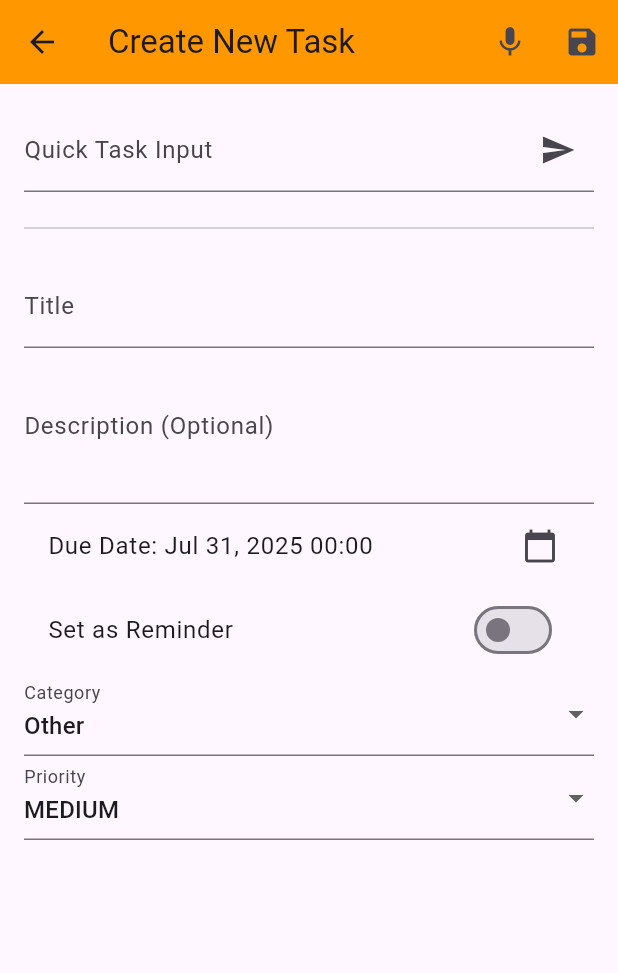
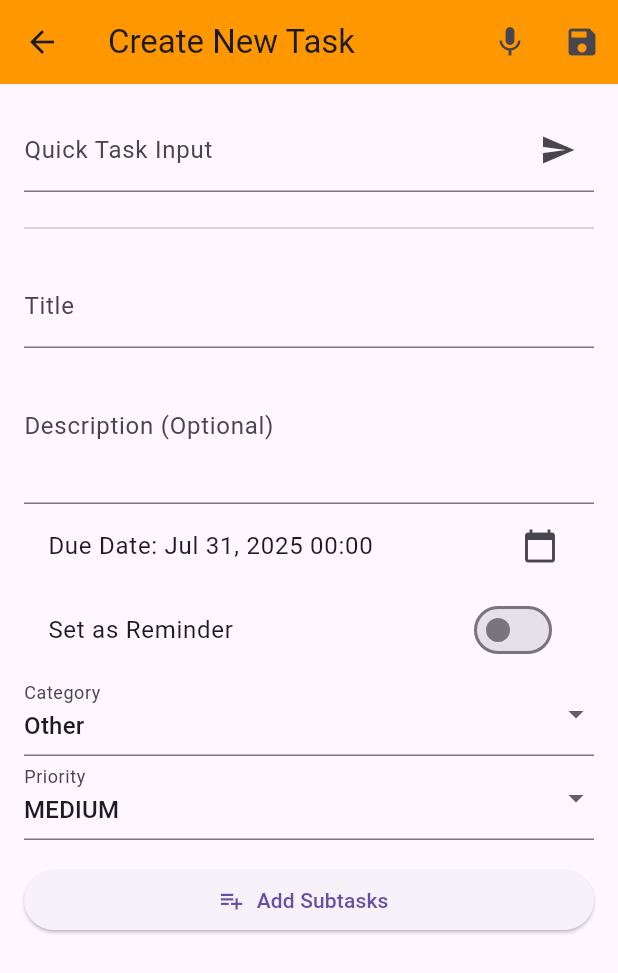
Before and after one commit to uzairhassan375/Ai-Assistant, a Flutter app: the CreateTaskScreen screen opened directly, on a phone screen of 412 x 824 dp. Shown: the top 973 px of the screen. Run offline on Flutter 3.47's test engine with Material 3 defaults, Android fonts, the light colour scheme and no system bars; our stand-ins replace cloud_firestore, firebase_auth, firebase_core, flutter_dotenv, flutter_local_notifications, google_sign_in and 5 more; accounts and stored records are empty.

Commit message:
Final version with Ai fetures

```diff
--- a/lib/main.dart
+++ b/lib/main.dart
@@ -7,9 +7,11 @@ import 'package:flutter/material.dart';
 import 'package:aiassistant1/services/notification_service.dart';
 import 'package:aiassistant1/services/settings_service.dart';
 import 'package:provider/provider.dart';
+import 'package:flutter_dotenv/flutter_dotenv.dart';
 
 void main() async {
   WidgetsFlutterBinding.ensureInitialized();
+  await dotenv.load(fileName: ".env");
   await Firebase.initializeApp(options: DefaultFirebaseOptions.currentPlatform);
   await NotificationService().init();
   runApp(
--- /dev/null
+++ b/lib/models/subtask.dart
@@ -0,0 +1,27 @@
+class Subtask {
+  final String title;
+  final String description;
+  final DateTime deadline;
+
+  Subtask({
+    required this.title,
+    required this.description,
+    required this.deadline,
+  });
+
+  Map<String, dynamic> toMap() {
+    return {
+      'title': title,
+      'description': description,
+      'deadline': deadline.toIso8601String(),
+    };
+  }
+
+  factory Subtask.fromMap(Map<String, dynamic> map) {
+    return Subtask(
+      title: map['title'] ?? '',
+      description: map['description'] ?? '',
+      deadline: DateTime.parse(map['deadline']),
+    );
+  }
+}
--- a/lib/models/task.dart
+++ b/lib/models/task.dart
@@ -1,4 +1,5 @@
 import 'package:cloud_firestore/cloud_firestore.dart';
+import 'subtask.dart';
 
 enum TaskPriority { low, medium, high, urgent }
 
@@ -13,6 +14,7 @@ class Task {
   final TaskPriority priority;
   final bool isArchived;
   final bool isReminder;
+  final List<Subtask> subtasks;
 
   Task({
     this.id,
@@ -25,9 +27,9 @@ class Task {
     this.priority = TaskPriority.medium,
     this.isArchived = false,
     this.isReminder = false,
+    this.subtasks = const [], // default to empty list
   });
 
-  // Convert Task to Map
   Map<String, dynamic> toMap() {
     return {
       'title': title,
@@ -39,10 +41,10 @@ class Task {
       'priority': priority.toString().split('.').last,
       'isArchived': isArchived,
       'isReminder': isReminder,
+      'subtasks': subtasks.map((s) => s.toMap()).toList(),
     };
   }
 
-  // Create Task from Map
   factory Task.fromMap(String id, Map<String, dynamic> map) {
     return Task(
       id: id,
@@ -58,10 +60,13 @@ class Task {
       ),
       isArchived: map['isArchived'] ?? false,
       isReminder: map['isReminder'] ?? false,
+      subtasks: (map['subtasks'] as List<dynamic>?)
+              ?.map((s) => Subtask.fromMap(Map<String, dynamic>.from(s)))
+              .toList() ??
+          [],
     );
   }
 
-  // Create a copy of Task with some fields updated
   Task copyWith({
     String? id,
     String? title,
@@ -73,6 +78,7 @@ class Task {
     TaskPriority? priority,
     bool? isArchived,
     bool? isReminder,
+    List<Subtask>? subtasks,
   }) {
     return Task(
       id: id ?? this.id,
@@ -85,6 +91,7 @@ class Task {
       priority: priority ?? this.priority,
       isArchived: isArchived ?? this.isArchived,
       isReminder: isReminder ?? this.isReminder,
+      subtasks: subtasks ?? this.subtasks,
     );
   }
 }
--- a/lib/screens/create_task_screen.dart
+++ b/lib/screens/create_task_screen.dart
@@ -1,3 +1,4 @@
+import 'package:aiassistant1/screens/subtask_screen.dart';
 import 'package:flutter/material.dart';
 import 'package:aiassistant1/models/task.dart';
 import 'package:aiassistant1/services/task_services.dart';
@@ -9,6 +10,8 @@ import 'dart:convert';
 import 'package:intl/intl.dart';
 import 'package:aiassistant1/services/notification_service.dart';
 import 'package:permission_handler/permission_handler.dart';
+import 'package:aiassistant1/models/subtask.dart';
+import 'package:flutter_dotenv/flutter_dotenv.dart';
 
 class CreateTaskScreen extends StatefulWidget {
   final Task? task;
@@ -24,6 +27,7 @@ class _CreateTaskScreenState extends State<CreateTaskScreen> {
   final _titleController = TextEditingController();
   final _descriptionController = TextEditingController();
   final _quickInputController = TextEditingController();
+  List<Subtask> _subtasks = [];
   late DateTime _dueDate;
   bool _isLoading = false;
   String _selectedCategory = 'other';
@@ -53,12 +57,14 @@ class _CreateTaskScreenState extends State<CreateTaskScreen> {
   void initState() {
     super.initState();
     if (widget.task != null) {
+
       _titleController.text = widget.task!.title;
       _descriptionController.text = widget.task!.description ?? '';
       _dueDate = widget.task!.dueDate;
       _selectedCategory = widget.task!.category;
       _selectedPriority = widget.task!.priority;
       _isReminder = widget.task!.isReminder;
+      _subtasks = List.from(widget.task!.subtasks); // Initialize with existing subtasks
       _updateAppBarColor();
     } else {
       _dueDate =
@@ -128,7 +134,22 @@ class _CreateTaskScreenState extends State<CreateTaskScreen> {
   }
 
   Future<void> _getGeminiResponse(String userSpeech) async {
-    const apiKey = 'AIzaSyA8FhBX1VI_Z-1AwOlt_UgsBu1j_Sv9pj4';
+    final apiKey = dotenv.env['GEMINI_API_KEY'];
+    if (apiKey == null || apiKey.isEmpty) {
+      setState(() {
+        _isProcessing = false;
+      });
+      if (mounted) {
+        ScaffoldMessenger.of(context).showSnackBar(
+          const SnackBar(
+            content: Text('Error: API key not found. Please check your .env file.'),
+            backgroundColor: Colors.red,
+          ),
+        );
+      }
+      return;
+    }
+
     const modelName = 'models/gemini-2.0-flash'; // or 'models/gemini-pro'
 
 final url = Uri.parse(
@@ -443,6 +464,7 @@ _parsedResponse = jsonDecode(cleanedResponse);
         isCompleted: widget.task?.isCompleted ?? false,
         userId: user.uid,
         category: _selectedCategory,
+        subtasks: _subtasks,
         priority: _selectedPriority,
         isArchived: widget.task?.isArchived ?? false,
         isReminder: _isReminder,
@@ -686,6 +708,55 @@ _parsedResponse = jsonDecode(cleanedResponse);
                           }
                         },
                       ),
+
+if (widget.task != null &&
+    widget.task!.subtasks.isNotEmpty) ...[
+  const SizedBox(height: 20),
+  const Text(
+    'Subtasks',
+    style: TextStyle(fontWeight: FontWeight.bold, fontSize: 16),
+  ),
+  const SizedBox(height: 8),
+  ...widget.task!.subtasks.map((subtask) => Card(
+        margin: const EdgeInsets.symmetric(vertical: 4),
+        child: ListTile(
+          leading: const Icon(Icons.subdirectory_arrow_right),
+          title: Text(subtask.title),
+          subtitle: Text(
+            '${subtask.description}\nDue: ${DateFormat('MMM dd, yyyy – HH:mm').format(subtask.deadline)}',
+            style: const TextStyle(fontSize: 12),
+          ),
+        ),
+      )),
+],
+
+
+                      const SizedBox(height: 16),
+                      if (widget.task == null) // Only show when creating new task
+                        ElevatedButton.icon(
+  icon: const Icon(Icons.playlist_add),
+  label: const Text('Add Subtasks'),
+  onPressed: () async {
+    bool isEditMode = widget.task != null;
+  final result = await Navigator.push(
+    context,
+    MaterialPageRoute(
+      builder: (context) => SubtaskScreen(
+        existingSubtasks: _subtasks,
+        isEditMode: isEditMode,
+      ),
+    ),
+  );
+
+  if (result != null && result is List<Subtask>) {
+    setState(() {
+      _subtasks = result;
+    });
+  }
+},
+
+),
+
                     ],
                   ),
                 ),
--- a/pubspec.yaml
+++ b/pubspec.yaml
@@ -39,6 +39,7 @@ dependencies:
   flutter:
     sdk: flutter
   flutter_local_notifications: ^17.1.2
+  flutter_dotenv: ^5.1.0
 
   # The following adds the Cupertino Icons font to your application.
   # Use with the CupertinoIcons class for iOS style icons.
@@ -72,6 +73,7 @@ flutter:
   # To add assets to your application, add an assets section, like this:
   assets:
     - assets/images/
+    - .env
 
   # An image asset can refer to one or more resolution-specific "variants", see
   # https://flutter.dev/to/resolution-aware-images
```
Also changed, not shown: lib/screens/subtask_screen.dart (added, +134 -0 lines), lib/services/subtask_service.dart (added), pubspec.lock, 3 other files.
